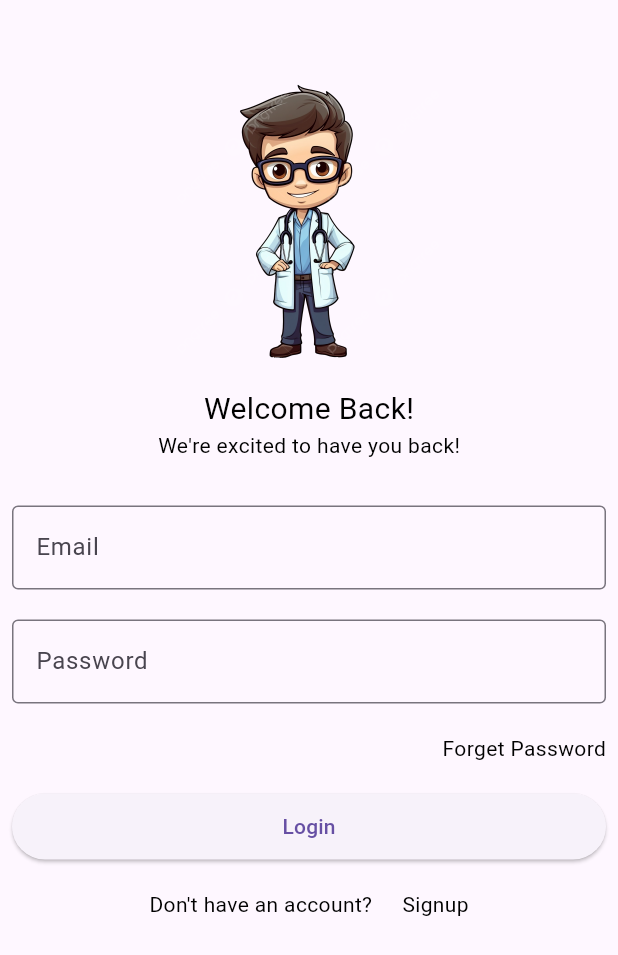
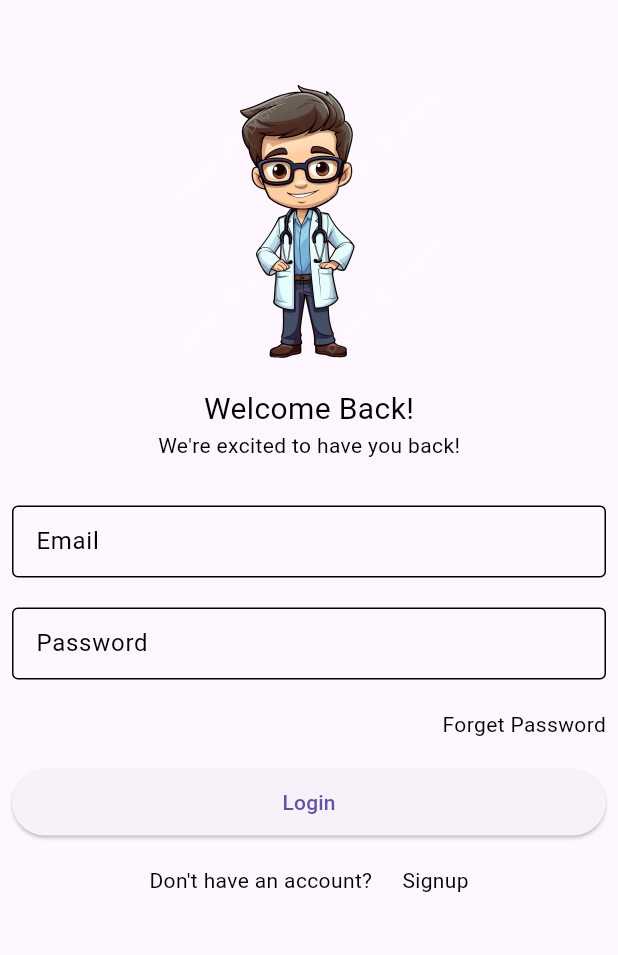
Before and after one commit to princedesai012/doctor, a Flutter app: the screen it shows after launch, on a phone screen of 412 x 824 dp. Shown: the top 955 px of the screen. Run offline on Flutter 3.47's test engine with Material 3 defaults, Android fonts, the phone set to English and light mode, and no system bars; our stand-ins replace get, velocity_x; Roboto replaces fonts that are missing (nunito_bold).

Commit message:
UPDATE 6-7

```diff
--- a/lib/consts/colors.dart
+++ b/lib/consts/colors.dart
@@ -4,6 +4,8 @@ class AppColors {
   static Color primaryColor = const Color(0xff2A7FBA),
     yellow6Color = const Color(0xffFF9F00),
     bgColor = const Color(0xffF5F5F5),
+    blueColor = Colors.blue,
+    white = Colors.white,
     textColor = Colors.black,
     bgDarkColor = const Color(0xffECECEC);
 }
--- a/lib/consts/images.dart
+++ b/lib/consts/images.dart
@@ -1,4 +1,5 @@
 class AppAssets {
   static String icLogin = "assets/images/login.png";
   static String icSignup = "assets/images/signup.png";
+  static String icBody = "assets/images/body.png";
 }
--- a/lib/consts/strings.dart
+++ b/lib/consts/strings.dart
@@ -12,6 +12,8 @@ class AppStrings {
       fullnameHint = "Enter your name here...",
       confirmPassword = "Confirm Password",
       forgetPassword = "Forget Password",
+      welcome = "Welcome..",
+      search = "Search Doctor",
       login = "Login",
       signup = "Signup",
       alreadyHaveAccount = "Already have an account?",
--- a/lib/res/components/custom_textfield.dart
+++ b/lib/res/components/custom_textfield.dart
@@ -1,9 +1,12 @@
+import 'package:doctor/consts/colors.dart';
 import 'package:flutter/material.dart';
 
 class CustomTextfield extends StatefulWidget {
   final String hint;
   final TextEditingController? textController;
-  const CustomTextfield({super.key, required this.hint, this.textController});
+  final Color textColor;
+  final Color borderColor;
+  const CustomTextfield({super.key, required this.hint, this.textController, this.textColor = Colors.black, this.borderColor = Colors.black});
 
   @override
   State<CustomTextfield> createState() => _CustomTextfieldState();
@@ -13,9 +16,28 @@ class _CustomTextfieldState extends State<CustomTextfield> {
   @override
   Widget build(BuildContext context) {
     return TextFormField(
+      cursorColor: AppColors.white,
       decoration: InputDecoration(
-        border: const OutlineInputBorder(),
+        isDense: true,
+        focusedBorder: OutlineInputBorder(
+          borderSide: BorderSide(
+            color: widget.borderColor,
+          )
+        ),
+        enabledBorder: OutlineInputBorder(
+          borderSide: BorderSide(
+            color: widget.borderColor,
+          ),
+        ),
+        border: OutlineInputBorder(
+          borderSide: BorderSide(
+            color: widget.borderColor,
+          )
+        ),
         hintText: widget.hint,
+        hintStyle: TextStyle(
+          color: widget.textColor,
+        )
       ),
     );
   }
```
Also changed, not shown: lib/views/home_view/home_view.dart (+62 -2 lines).
